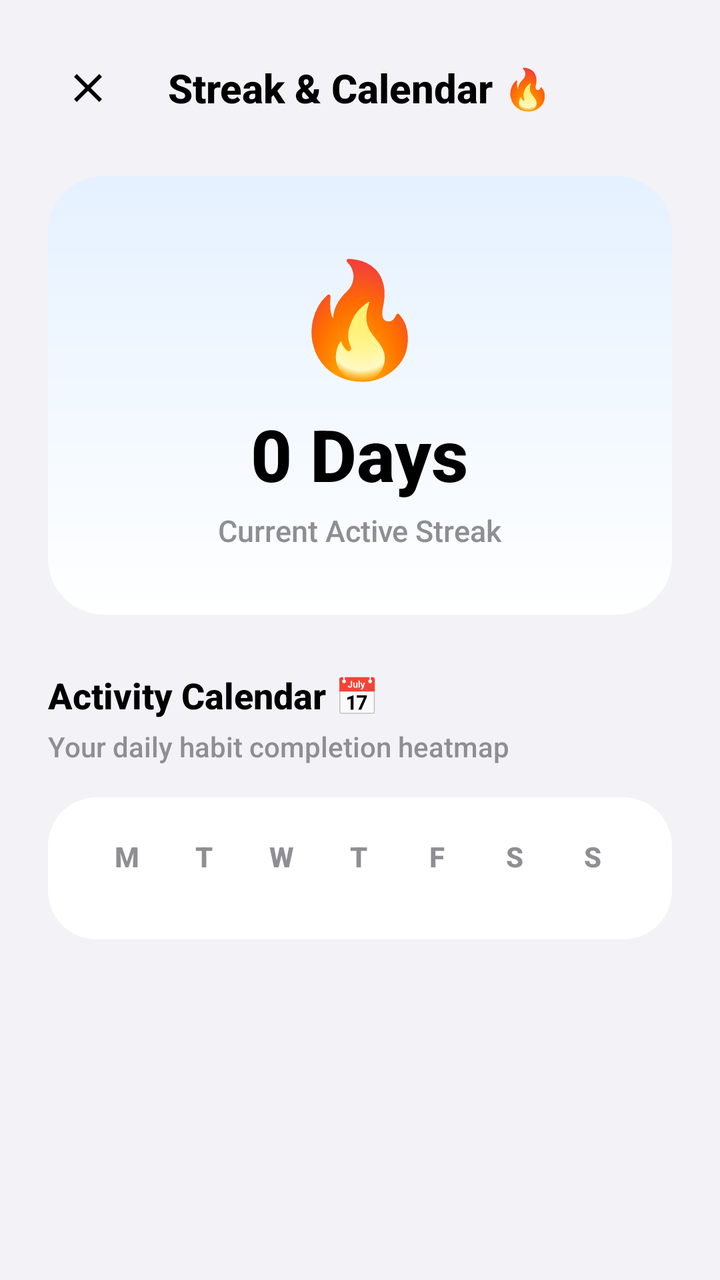
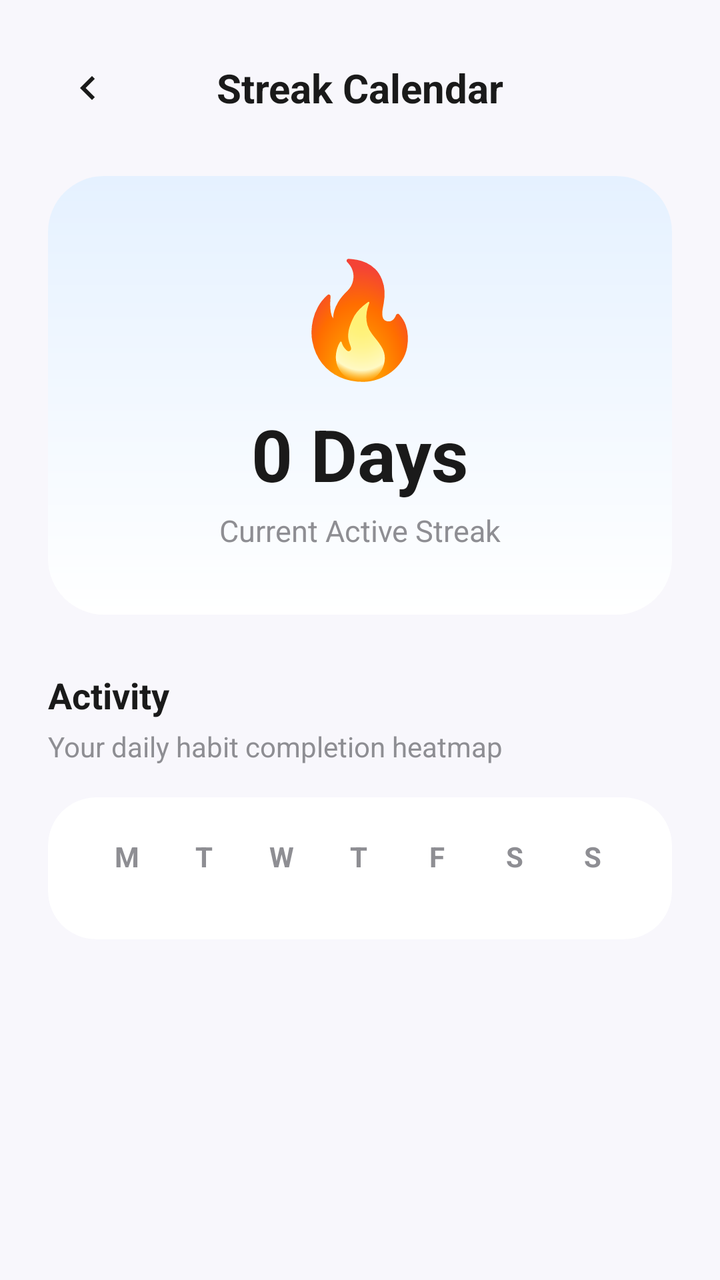

Two renders of the same Android screen: before a commit and after it. Below are the layout's source before the change and the commit's diff.
<!-- AndroidManifest.xml: application theme Theme.Floow -->
<!-- res/layout/activity_streaks.xml -->
<?xml version="1.0" encoding="utf-8"?>
<ScrollView xmlns:android="http://schemas.android.com/apk/res/android"
    xmlns:app="http://schemas.android.com/apk/res-auto"
    android:layout_width="match_parent"
    android:layout_height="match_parent"
    android:background="@color/background"
    android:clipToPadding="false"
    android:paddingBottom="40dp">

    <LinearLayout
        android:layout_width="match_parent"
        android:layout_height="wrap_content"
        android:orientation="vertical"
        android:padding="24dp">

        
        <LinearLayout
            android:layout_width="match_parent"
            android:layout_height="wrap_content"
            android:gravity="center_vertical"
            android:orientation="horizontal">

            <ImageView
                android:id="@+id/btnBack"
                android:layout_width="40dp"
                android:layout_height="40dp"
                android:background="?attr/selectableItemBackgroundBorderless"
                android:contentDescription="Back"
                android:padding="8dp"
                android:src="@drawable/ic_close"
                app:tint="@color/text_primary" />

            <TextView
                android:layout_width="0dp"
                android:layout_height="wrap_content"
                android:layout_weight="1"
                android:gravity="center"
                android:text="Streak &amp; Calendar 🔥"
                android:textColor="@color/text_primary"
                android:textSize="20sp"
                android:textStyle="bold" />

            <View
                android:layout_width="40dp"
                android:layout_height="40dp" />
        </LinearLayout>

        
        <androidx.cardview.widget.CardView
            android:layout_width="match_parent"
            android:layout_height="wrap_content"
            android:layout_marginTop="24dp"
            app:cardCornerRadius="28dp"
            app:cardElevation="0dp">

            <LinearLayout
                android:layout_width="match_parent"
                android:layout_height="wrap_content"
                android:background="@drawable/bg_mascot_card"
                android:gravity="center"
                android:orientation="vertical"
                android:padding="32dp">

                <TextView
                    android:layout_width="wrap_content"
                    android:layout_height="wrap_content"
                    android:text="🔥"
                    android:textSize="56sp" />

                <TextView
                    android:id="@+id/tvStreakNumber"
                    android:layout_width="wrap_content"
                    android:layout_height="wrap_content"
                    android:layout_marginTop="8dp"
                    android:text="0 Days"
                    android:textColor="@color/text_primary"
                    android:textSize="36sp"
                    android:textStyle="bold" />

                <TextView
                    android:layout_width="wrap_content"
                    android:layout_height="wrap_content"
                    android:layout_marginTop="4dp"
                    android:text="Current Active Streak"
                    android:textColor="@color/text_secondary"
                    android:textSize="15sp"
                    android:fontFamily="sans-serif-medium" />

            </LinearLayout>
        </androidx.cardview.widget.CardView>

        
        <TextView
            android:id="@+id/tvMonthTitle"
            android:layout_width="wrap_content"
            android:layout_height="wrap_content"
            android:layout_marginTop="28dp"
            android:text="Activity Calendar 📅"
            android:textColor="@color/text_primary"
            android:textSize="18sp"
            android:textStyle="bold" />

        <TextView
            android:layout_width="wrap_content"
            android:layout_height="wrap_content"
            android:layout_marginTop="4dp"
            android:text="Your daily habit completion heatmap"
            android:textColor="@color/text_secondary"
            android:textSize="14sp" />

        <androidx.cardview.widget.CardView
            android:layout_width="match_parent"
            android:layout_height="wrap_content"
            android:layout_marginTop="16dp"
            app:cardCornerRadius="24dp"
            app:cardElevation="0dp"
            app:cardBackgroundColor="@color/white">

            <LinearLayout
                android:layout_width="match_parent"
                android:layout_height="wrap_content"
                android:orientation="vertical"
                android:padding="20dp">

                
                <LinearLayout
                    android:layout_width="match_parent"
                    android:layout_height="wrap_content"
                    android:orientation="horizontal">

                    <TextView android:layout_width="0dp" android:layout_height="wrap_content" android:layout_weight="1" android:gravity="center" android:text="M" android:textColor="@color/text_secondary" android:textStyle="bold" />
                    <TextView android:layout_width="0dp" android:layout_height="wrap_content" android:layout_weight="1" android:gravity="center" android:text="T" android:textColor="@color/text_secondary" android:textStyle="bold" />
                    <TextView android:layout_width="0dp" android:layout_height="wrap_content" android:layout_weight="1" android:gravity="center" android:text="W" android:textColor="@color/text_secondary" android:textStyle="bold" />
                    <TextView android:layout_width="0dp" android:layout_height="wrap_content" android:layout_weight="1" android:gravity="center" android:text="T" android:textColor="@color/text_secondary" android:textStyle="bold" />
                    <TextView android:layout_width="0dp" android:layout_height="wrap_content" android:layout_weight="1" android:gravity="center" android:text="F" android:textColor="@color/text_secondary" android:textStyle="bold" />
                    <TextView android:layout_width="0dp" android:layout_height="wrap_content" android:layout_weight="1" android:gravity="center" android:text="S" android:textColor="@color/text_secondary" android:textStyle="bold" />
                    <TextView android:layout_width="0dp" android:layout_height="wrap_content" android:layout_weight="1" android:gravity="center" android:text="S" android:textColor="@color/text_secondary" android:textStyle="bold" />
                </LinearLayout>

                
                <androidx.recyclerview.widget.RecyclerView
                    android:id="@+id/rvCalendarGrid"
                    android:layout_width="match_parent"
                    android:layout_height="wrap_content"
                    android:layout_marginTop="12dp"
                    android:nestedScrollingEnabled="false" />

            </LinearLayout>
        </androidx.cardview.widget.CardView>

    </LinearLayout>
</ScrollView>
<!-- resources referenced by this layout -->
<resources>
  <color name="background">#FFF2F2F7</color>
  <color name="text_primary">#FF000000</color>
  <color name="text_secondary">#FF8E8E93</color>
  <color name="white">#FFFFFFFF</color>
  <!-- drawable bg_mascot_card (drawable) -->
  <?xml version="1.0" encoding="utf-8"?>
  <shape xmlns:android="http://schemas.android.com/apk/res/android">
      <gradient
          android:startColor="#E5F1FF"
          android:endColor="#FFFFFF"
          android:angle="270" />
  </shape>
  <!-- drawable ic_close (drawable) -->
  <vector xmlns:android="http://schemas.android.com/apk/res/android"
      android:width="24dp"
      android:height="24dp"
      android:viewportWidth="24"
      android:viewportHeight="24">
      <path
          android:fillColor="#8E8E93"
          android:pathData="M19,6.41L17.59,5L12,10.59L6.41,5L5,6.41L10.59,12L5,17.59L6.41,19L12,13.41L17.59,19L19,17.59L13.41,12L19,6.41Z" />
  </vector>
  <style name="Theme.Floow" parent="Theme.Material3.Light.NoActionBar">
          <item name="colorPrimary">@color/accent</item>
          <item name="colorOnPrimary">@color/white</item>
          <item name="android:statusBarColor">@color/background</item>
          <item name="android:windowLightStatusBar">true</item>
          <item name="android:navigationBarColor">@color/background</item>
          <item name="android:windowBackground">@color/background</item>
  
          
          <item name="fontFamily">sans-serif-medium</item>
      </style>
  <color name="accent">#FF007AFF</color>
</resources>

<!-- the commit's change to res/layout/activity_streaks.xml (unified diff, before → after) -->
@@ -27,7 +27,7 @@
                 android:background="?attr/selectableItemBackgroundBorderless"
                 android:contentDescription="Back"
                 android:padding="8dp"
-                android:src="@drawable/ic_close"
+                android:src="@drawable/ic_back"
                 app:tint="@color/text_primary" />
 
             <TextView
@@ -35,7 +35,7 @@
                 android:layout_height="wrap_content"
                 android:layout_weight="1"
                 android:gravity="center"
-                android:text="Streak &amp; Calendar 🔥"
+                android:text="Streak Calendar"
                 android:textColor="@color/text_primary"
                 android:textSize="20sp"
                 android:textStyle="bold" />
@@ -95,7 +95,7 @@
             android:layout_width="wrap_content"
             android:layout_height="wrap_content"
             android:layout_marginTop="28dp"
-            android:text="Activity Calendar 📅"
+            android:text="Activity"
             android:textColor="@color/text_primary"
             android:textSize="18sp"
             android:textStyle="bold" />
<!-- resource entries referenced after the edit -->
@@ -1,7 +1,7 @@
 <!-- resources referenced by this layout -->
 <resources>
-  <color name="background">#FFF2F2F7</color>
-  <color name="text_primary">#FF000000</color>
+  <color name="background">#FFF8F7FC</color>
+  <color name="text_primary">#FF1A1A1A</color>
   <color name="text_secondary">#FF8E8E93</color>
   <color name="white">#FFFFFFFF</color>
   <!-- drawable bg_mascot_card (drawable) -->
@@ -11,16 +11,18 @@
           android:startColor="#E5F1FF"
           android:endColor="#FFFFFF"
           android:angle="270" />
+      <corners android:radius="14dp" />
   </shape>
-  <!-- drawable ic_close (drawable) -->
+  <!-- drawable ic_back (drawable) -->
+  <?xml version="1.0" encoding="utf-8"?>
   <vector xmlns:android="http://schemas.android.com/apk/res/android"
       android:width="24dp"
       android:height="24dp"
       android:viewportWidth="24"
       android:viewportHeight="24">
       <path
-          android:fillColor="#8E8E93"
-          android:pathData="M19,6.41L17.59,5L12,10.59L6.41,5L5,6.41L10.59,12L5,17.59L6.41,19L12,13.41L17.59,19L19,17.59L13.41,12L19,6.41Z" />
+          android:fillColor="#2C2C2C"
+          android:pathData="M15.41,7.41L14,6l-6,6 6,6 1.41,-1.41L10.83,12z"/>
   </vector>
   <style name="Theme.Floow" parent="Theme.Material3.Light.NoActionBar">
           <item name="colorPrimary">@color/accent</item>
@@ -31,7 +33,8 @@
           <item name="android:windowBackground">@color/background</item>
   
           
-          <item name="fontFamily">sans-serif-medium</item>
+          <item name="fontFamily">sans-serif</item>
+          <item name="android:fontFamily">sans-serif</item>
       </style>
   <color name="accent">#FF007AFF</color>
 </resources>
